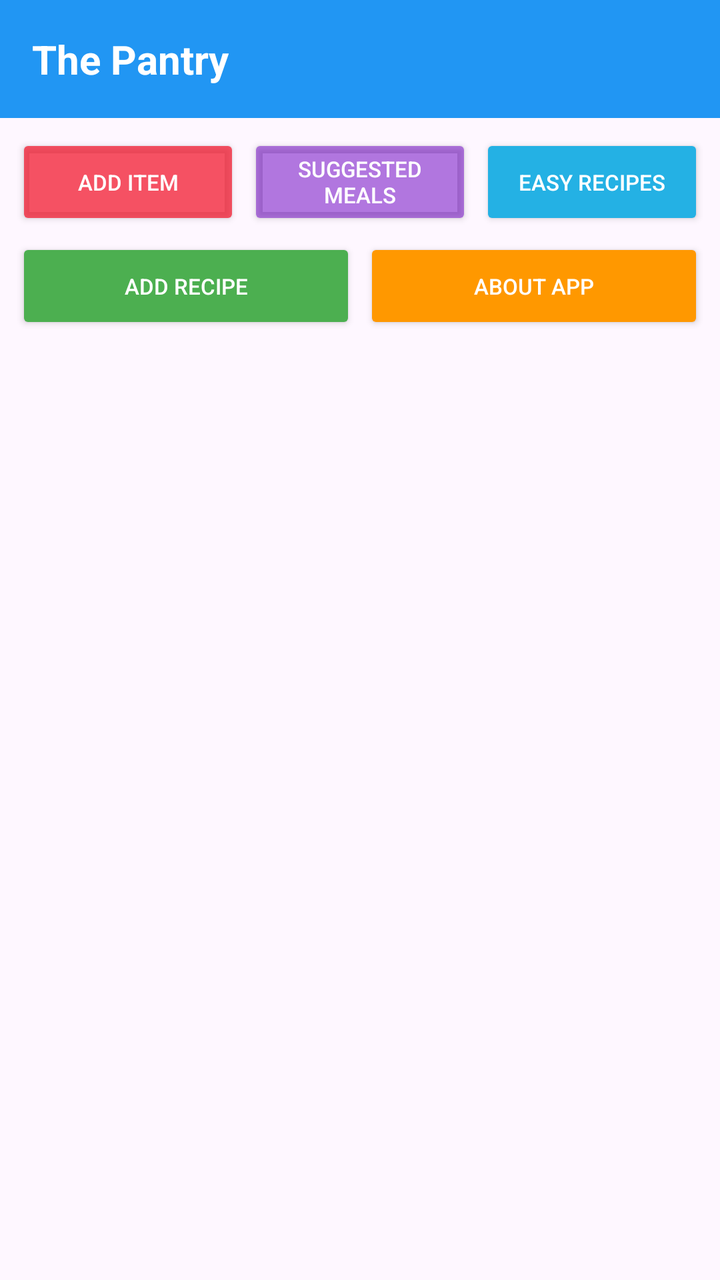
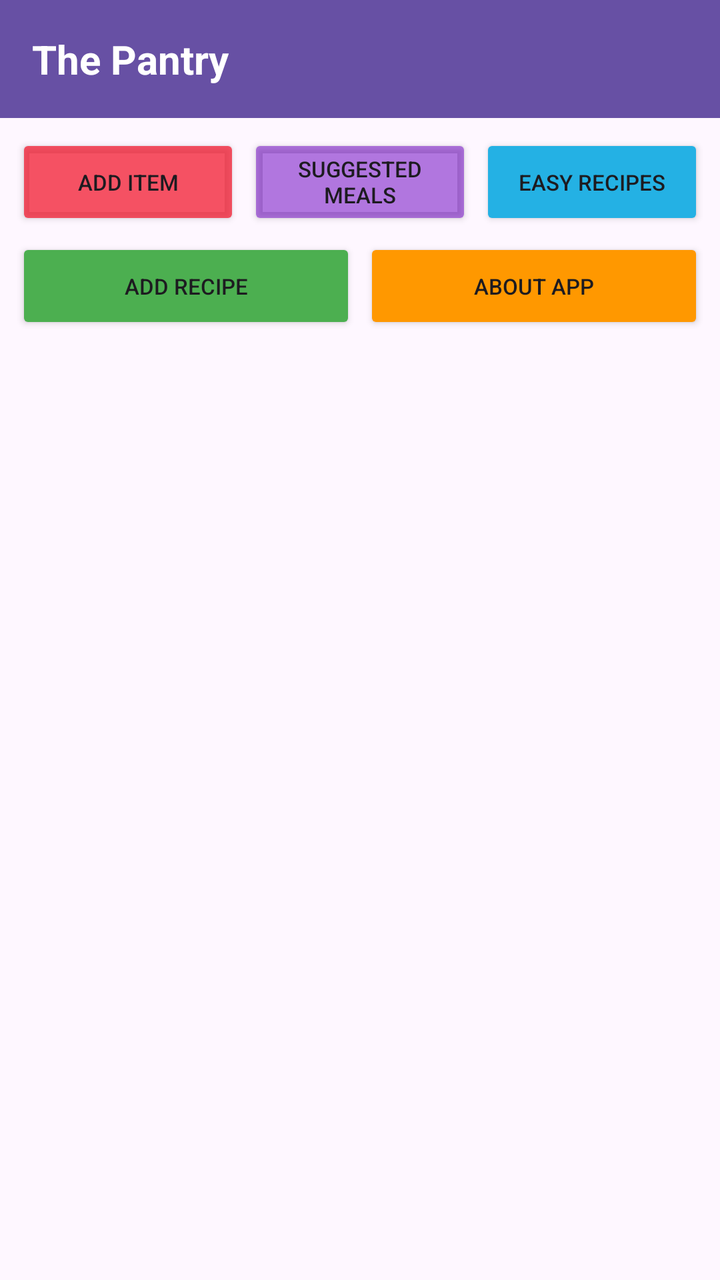

Two renders of the same Android screen: before a commit and after it. Below are the layout's source before the change and the commit's diff.
<!-- AndroidManifest.xml: application theme Theme.SmartPantry -->
<!-- res/layout/activity_main.xml -->
<?xml version="1.0" encoding="utf-8"?>
<RelativeLayout xmlns:android="http://schemas.android.com/apk/res/android"
    android:layout_width="match_parent"
    android:layout_height="match_parent"
    android:fitsSystemWindows="true">

    
    <LinearLayout
        android:id="@+id/headerLayout"
        android:layout_width="match_parent"
        android:layout_height="wrap_content"
        android:layout_alignParentTop="true"
        android:background="#2196F3"
        android:orientation="horizontal"
        android:paddingStart="16dp"
        android:paddingTop="16dp"
        android:paddingEnd="16dp"
        android:paddingBottom="16dp">

        <TextView
            android:layout_width="match_parent"
            android:layout_height="wrap_content"
            android:text="The Pantry"
            android:textColor="@android:color/white"
            android:textSize="20sp"
            android:textStyle="bold" />
    </LinearLayout>

    
    <LinearLayout
        android:id="@+id/buttonContainer"
        android:layout_width="match_parent"
        android:layout_height="wrap_content"
        android:layout_below="@id/headerLayout"
        android:orientation="vertical"
        android:padding="8dp">

        
        <LinearLayout
            android:layout_width="match_parent"
            android:layout_height="wrap_content"
            android:layout_marginBottom="4dp"
            android:gravity="center"
            android:orientation="horizontal">

            <Button
                android:id="@+id/btnAddIngredient"
                android:layout_width="0dp"
                android:layout_height="wrap_content"
                android:layout_weight="1"
                android:layout_marginEnd="4dp"
                android:backgroundTint="#C5F32136"
                android:text="Add Item"
                android:textColor="@android:color/white"
                android:textSize="11sp" />

            <Button
                android:id="@+id/btnSuggestedRecipes"
                android:layout_width="0dp"
                android:layout_height="wrap_content"
                android:layout_weight="1"
                android:layout_marginEnd="4dp"
                android:backgroundTint="#8B720CC5"
                android:text="Suggested Meals"
                android:textColor="@android:color/white"
                android:textSize="11sp" />

            <Button
                android:id="@+id/btnAllRecipes"
                android:layout_width="0dp"
                android:layout_height="wrap_content"
                android:layout_weight="1"
                android:backgroundTint="#24B1E4"
                android:text="Easy Recipes"
                android:textColor="@android:color/white"
                android:textSize="11sp" />
        </LinearLayout>

        
        <LinearLayout
            android:layout_width="match_parent"
            android:layout_height="wrap_content"
            android:gravity="center"
            android:orientation="horizontal">

            <Button
                android:id="@+id/btnAddRecipe"
                android:layout_width="0dp"
                android:layout_height="wrap_content"
                android:layout_weight="1"
                android:layout_marginEnd="4dp"
                android:backgroundTint="#4CAF50"
                android:text="Add Recipe"
                android:textColor="@android:color/white"
                android:textSize="11sp" />

            <Button
                android:id="@+id/btnAboutApp"
                android:layout_width="0dp"
                android:layout_height="wrap_content"
                android:layout_weight="1"
                android:backgroundTint="#FF9800"
                android:text="About App"
                android:textColor="@android:color/white"
                android:textSize="11sp" />
        </LinearLayout>

    </LinearLayout>

    
    <TextView
        android:id="@+id/tvEmptyPantry"
        android:layout_width="wrap_content"
        android:layout_height="wrap_content"
        android:layout_centerInParent="true"
        android:text="Your pantry is empty.\nTap 'Add Item' above to add ingredients!"
        android:textAlignment="center"
        android:textColor="@android:color/darker_gray"
        android:textSize="16sp"
        android:visibility="gone" />

    
    <androidx.recyclerview.widget.RecyclerView
        android:id="@+id/rvPantry"
        android:layout_width="match_parent"
        android:layout_height="match_parent"
        android:layout_below="@id/buttonContainer"
        android:padding="8dp" />

</RelativeLayout>
<!-- resources referenced by this layout -->
<resources>
  <style name="Theme.SmartPantry" parent="Base.Theme.SmartPantry" />
  <style name="Base.Theme.SmartPantry" parent="Theme.Material3.DayNight.NoActionBar">
          
          
      </style>
</resources>

<!-- the commit's change to res/layout/activity_main.xml (unified diff, before → after) -->
@@ -10,7 +10,7 @@
         android:layout_width="match_parent"
         android:layout_height="wrap_content"
         android:layout_alignParentTop="true"
-        android:background="#2196F3"
+        android:background="?attr/colorPrimary"
         android:orientation="horizontal"
         android:paddingStart="16dp"
         android:paddingTop="16dp"
@@ -21,7 +21,7 @@
             android:layout_width="match_parent"
             android:layout_height="wrap_content"
             android:text="The Pantry"
-            android:textColor="@android:color/white"
+            android:textColor="?attr/colorOnPrimary"
             android:textSize="20sp"
             android:textStyle="bold" />
     </LinearLayout>
@@ -51,7 +51,7 @@
                 android:layout_marginEnd="4dp"
                 android:backgroundTint="#C5F32136"
                 android:text="Add Item"
-                android:textColor="@android:color/white"
+                android:textColor="?android:attr/textColorPrimary"
                 android:textSize="11sp" />
 
             <Button
@@ -62,7 +62,7 @@
                 android:layout_marginEnd="4dp"
                 android:backgroundTint="#8B720CC5"
                 android:text="Suggested Meals"
-                android:textColor="@android:color/white"
+                android:textColor="?android:attr/textColorPrimary"
                 android:textSize="11sp" />
 
             <Button
@@ -72,7 +72,7 @@
                 android:layout_weight="1"
                 android:backgroundTint="#24B1E4"
                 android:text="Easy Recipes"
-                android:textColor="@android:color/white"
+                android:textColor="?android:attr/textColorPrimary"
                 android:textSize="11sp" />
         </LinearLayout>
 
@@ -91,7 +91,7 @@
                 android:layout_marginEnd="4dp"
                 android:backgroundTint="#4CAF50"
                 android:text="Add Recipe"
-                android:textColor="@android:color/white"
+                android:textColor="?android:attr/textColorPrimary"
                 android:textSize="11sp" />
 
             <Button
@@ -101,7 +101,7 @@
                 android:layout_weight="1"
                 android:backgroundTint="#FF9800"
                 android:text="About App"
-                android:textColor="@android:color/white"
+                android:textColor="?android:attr/textColorPrimary"
                 android:textSize="11sp" />
         </LinearLayout>
 
@@ -115,7 +115,7 @@
         android:layout_centerInParent="true"
         android:text="Your pantry is empty.\nTap 'Add Item' above to add ingredients!"
         android:textAlignment="center"
-        android:textColor="@android:color/darker_gray"
+        android:textColor="?android:attr/textColorSecondary"
         android:textSize="16sp"
         android:visibility="gone" />
 
